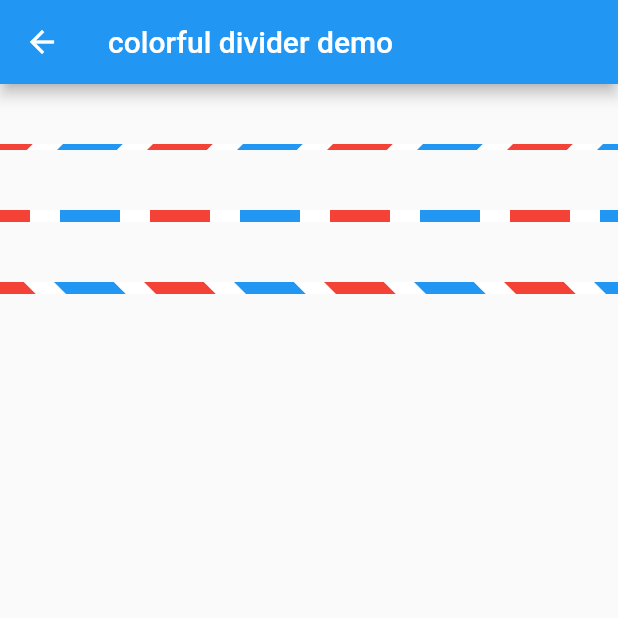
After one commit to lishuhao/sy_flutter_widgets, a Flutter app: the ColorfulDividerDemo screen opened by its route, on a phone screen of 412 x 824 dp, the top half of it. The commit adds this screen. Run offline on Flutter 3.47's test engine with Material 2 defaults, Android fonts, the phone set to English and light mode, and no system bars.

Commit message:
'add colorful_divider widget' ...

```diff
--- /dev/null
+++ b/example/lib/colorful_divider_demo.dart
@@ -0,0 +1,61 @@
+import 'package:flutter/material.dart';
+import 'package:sy_flutter_widgets/sy_flutter_widgets.dart';
+
+class ColorfulDividerDemo extends StatefulWidget {
+  @override
+  _ColorfulDividerDemoState createState() => _ColorfulDividerDemoState();
+}
+
+class _ColorfulDividerDemoState extends State<ColorfulDividerDemo> {
+  final List<Color> _colors = [
+    Colors.red,
+    Colors.white,
+    Colors.blue,
+    Colors.white,
+  ];
+  final List<double> _stops = [
+    40,
+    20,
+    40,
+    20,
+  ];
+  @override
+  Widget build(BuildContext context) {
+    const _divider = SizedBox(
+      height: 40.0,
+    );
+
+    return Scaffold(
+        appBar: AppBar(title: Text('colorful divider demo')),
+        body: ListView(
+          children: <Widget>[
+            _divider,
+            SizedBox(
+              height: 4.0,
+              child: SyColorfulDivider(
+                colors: _colors,
+                stops: _stops,
+              ),
+            ),
+            _divider,
+            SizedBox(
+              height: 8.0,
+              child: SyColorfulDivider(
+                colors: _colors,
+                stops: _stops,
+                skewX: 0,
+              ),
+            ),
+            _divider,
+            SizedBox(
+              height: 8.0,
+              child: SyColorfulDivider(
+                colors: _colors,
+                stops: _stops,
+                skewX: 1,
+              ),
+            ),
+          ],
+        ));
+  }
+}
--- a/example/lib/main.dart
+++ b/example/lib/main.dart
@@ -1,6 +1,7 @@
 import 'package:example/address_list.dart';
 import 'package:example/carousel_demo.dart';
 import 'package:example/circle_progress.dart';
+import 'package:example/colorful_divider_demo.dart';
 import 'package:example/home.dart';
 import 'package:example/image_upload.dart';
 import 'package:example/load_more_gridview.dart';
@@ -30,6 +31,7 @@ class MyApp extends StatelessWidget {
         '/carousel_demo': (context) => CarouselDemo(),
         '/circle_progress_demo': (context) => CircleProgressDemo(),
         '/wave_progress_demo': (context) => WaveProgressDemo(),
+        '/colorful_divider_demo': (context) => ColorfulDividerDemo(),
       },
     );
   }
--- a/example/pubspec.yaml
+++ b/example/pubspec.yaml
@@ -40,9 +40,8 @@ flutter:
   uses-material-design: true
 
   # To add assets to your application, add an assets section, like this:
-  # assets:
-  #  - images/a_dot_burr.jpeg
-  #  - images/a_dot_ham.jpeg
+  assets:
+    - images/avatar.png
 
   # An image asset can refer to one or more resolution-specific "variants", see
   # https://flutter.io/assets-and-images/#resolution-aware.
--- /dev/null
+++ b/lib/src/colorful_divider.dart
@@ -0,0 +1,74 @@
+import 'package:flutter/material.dart';
+
+class SyColorfulDivider extends StatelessWidget {
+  final List<Color> colors;
+  final List<double> stops; //每个颜色相对应的线段长度
+
+  /// same as [Canvas.skew] the horizontal skew in radians clockwise around the origin
+  final double skewX;
+
+  SyColorfulDivider({Key key, this.colors, this.stops, this.skewX = -1})
+      : assert(stops.every((double stop) => stop >= 0)),
+        assert(colors.length == stops.length),
+        super(key: key);
+
+  @override
+  Widget build(BuildContext context) {
+    return CustomPaint(
+      painter: new _ColorfulPainter(
+        colors: colors,
+        stops: stops,
+        skewX: skewX,
+      ),
+    );
+  }
+}
+
+class _ColorfulPainter extends CustomPainter {
+  final List<Color> colors;
+  final List<double> stops;
+  final double skewX;
+
+  const _ColorfulPainter({this.colors, this.stops, this.skewX});
+
+  @override
+  void paint(Canvas canvas, Size size) {
+    assert(size.height > 0, 'SyColorfulDivider: height must > 0');
+    assert(size.width > 0, 'SyColorfulDivider: width must > 0');
+    List<Paint> paints = [];
+    for (Color color in colors) {
+      Paint paint = Paint()
+        ..color = color
+        ..strokeWidth = size.height;
+      paints.add(paint);
+    }
+
+    Rect rect = Offset.zero & size;
+    canvas.clipRect(rect);
+
+    canvas.translate(-stops[0] / 2, size.height / 2);
+    canvas.skew(skewX, 0);
+
+    int i = 0;
+    double totalWidth = 0;
+    while (true) {
+      if (totalWidth >= size.width + stops[0]) {
+        break;
+      }
+      final Paint paint = paints[i % colors.length];
+      final itemWidth = stops[i % stops.length];
+      canvas.drawLine(
+        Offset(totalWidth, 0),
+        Offset(totalWidth + itemWidth, 0),
+        paint,
+      );
+      totalWidth += itemWidth;
+      i++;
+    }
+  }
+
+  @override
+  bool shouldRepaint(CustomPainter oldDelegate) {
+    return true;
+  }
+}
--- a/lib/sy_flutter_widgets.dart
+++ b/lib/sy_flutter_widgets.dart
@@ -7,6 +7,7 @@ export 'src/badge.dart';
 export 'src/carousel.dart';
 export 'src/cell.dart';
 export 'src/circle_progress.dart';
+export 'src/colorful_divider.dart';
 export 'src/gridview_with_load_more.dart';
 export 'src/image_wall.dart';
 export 'src/listview_with_load_more.dart';
```
Also changed, not shown: example/lib/experiments/experiment_home.dart (+18 -1 lines), example/lib/experiments/reorderable_grid.dart (added, +99 -0 lines), example/lib/experiments/reorderable_grid_demo.dart (added, +42 -0 lines), example/lib/home.dart (+7 -0 lines), example/images/avatar.png (added), 1 other file.
